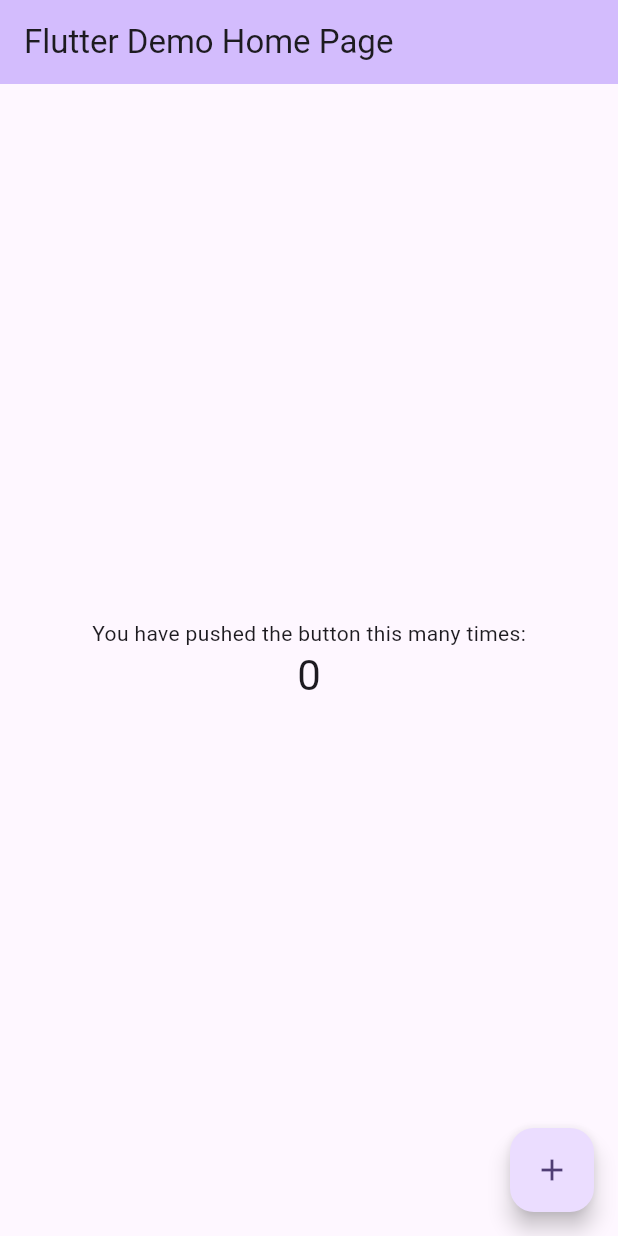
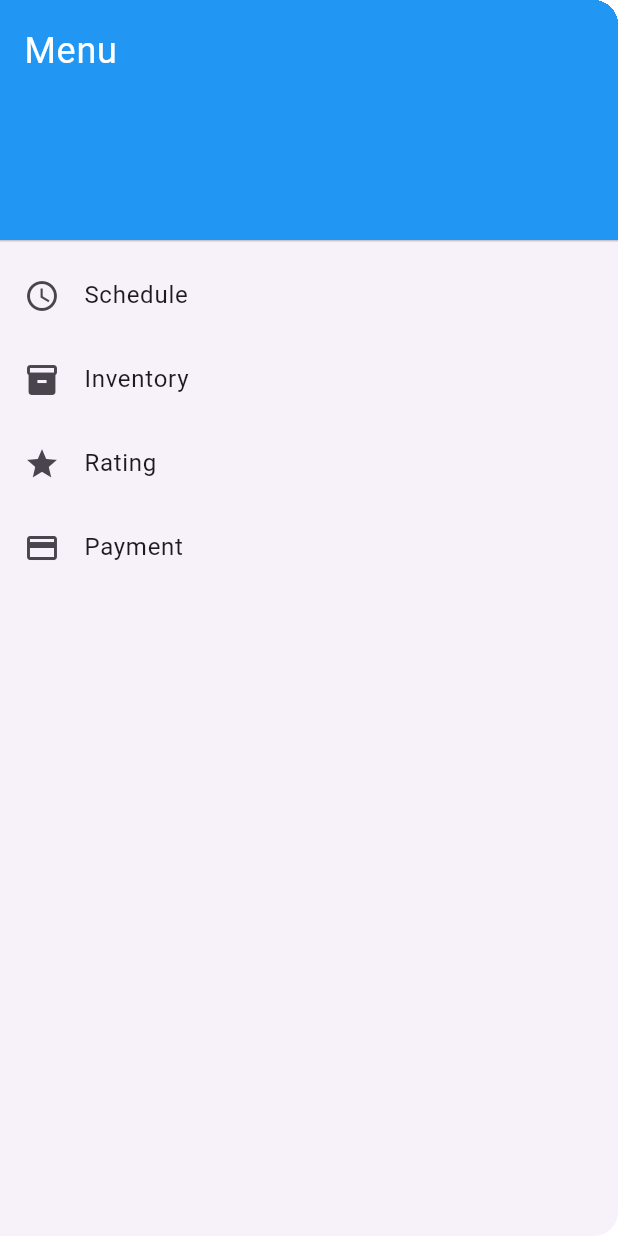
Before and after one commit to imnbtrsya/wms, a Flutter app: the screen it shows after launch, on a phone screen of 412 x 824 dp. Run offline on Flutter 3.47's test engine with Material 3 defaults, Android fonts, the phone set to English and light mode, and no system bars.

Commit message:
foremen list

```diff
--- /dev/null
+++ b/lib/controller/rating_controller.dart
@@ -0,0 +1,12 @@
+import 'package:wms/model/rating_model.dart';
+
+class RatingController {
+  List<Foreman> getForemen() {
+    return [
+      Foreman(name: 'Ahmad bin Ali', rating: 4.2, jobs: 5, image: 'assets/user.jpg', viewed: true),
+      Foreman(name: 'John Doe', rating: 3.5, jobs: 5, image: 'assets/user.jpg', viewed: false),
+      Foreman(name: 'Sarah', rating: 3.5, jobs: 5, image: 'assets/user.jpg', viewed: false),
+      Foreman(name: 'Puteri', rating: 4.6, jobs: 5, image: 'assets/user.jpg', viewed: false),
+    ];
+  }
+}
--- a/lib/main.dart
+++ b/lib/main.dart
@@ -1,4 +1,6 @@
 import 'package:flutter/material.dart';
+import 'widgets/sidebar.dart';
+import 'package:wms/screen/foremen_list.dart';
 
 void main() {
   runApp(const MyApp());
@@ -7,119 +9,15 @@ void main() {
 class MyApp extends StatelessWidget {
   const MyApp({super.key});
 
-  // This widget is the root of your application.
   @override
   Widget build(BuildContext context) {
     return MaterialApp(
-      title: 'Flutter Demo',
-      theme: ThemeData(
-        // This is the theme of your application.
-        //
-        // TRY THIS: Try running your application with "flutter run". You'll see
-        // the application has a purple toolbar. Then, without quitting the app,
-        // try changing the seedColor in the colorScheme below to Colors.green
-        // and then invoke "hot reload" (save your changes or press the "hot
-        // reload" button in a Flutter-supported IDE, or press "r" if you used
-        // the command line to start the app).
-        //
-        // Notice that the counter didn't reset back to zero; the application
-        // state is not lost during the reload. To reset the state, use hot
-        // restart instead.
-        //
-        // This works for code too, not just values: Most code changes can be
-        // tested with just a hot reload.
-        colorScheme: ColorScheme.fromSeed(seedColor: Colors.deepPurple),
-        useMaterial3: true,
-      ),
-      home: const MyHomePage(title: 'Flutter Demo Home Page'),
+      title: 'Rating System',
+      theme: ThemeData(primarySwatch: Colors.blue),
+      home: const AppDrawer(),
+      routes: {
+        '/foremenList': (context) => const RatingFeedbackScreen(),
+      },
     );
   }
 }
-
-class MyHomePage extends StatefulWidget {
-  const MyHomePage({super.key, required this.title});
-
-  // This widget is the home page of your application. It is stateful, meaning
-  // that it has a State object (defined below) that contains fields that affect
-  // how it looks.
-
-  // This class is the configuration for the state. It holds the values (in this
-  // case the title) provided by the parent (in this case the App widget) and
-  // used by the build method of the State. Fields in a Widget subclass are
-  // always marked "final".
-
-  final String title;
-
-  @override
-  State<MyHomePage> createState() => _MyHomePageState();
-}
-
-class _MyHomePageState extends State<MyHomePage> {
-  int _counter = 0;
-
-  void _incrementCounter() {
-    setState(() {
-      // This call to setState tells the Flutter framework that something has
-      // changed in this State, which causes it to rerun the build method below
-      // so that the display can reflect the updated values. If we changed
-      // _counter without calling setState(), then the build method would not be
-      // called again, and so nothing would appear to happen.
-      _counter++;
-    });
-  }
-
-  @override
-  Widget build(BuildContext context) {
-    // This method is rerun every time setState is called, for instance as done
-    // by the _incrementCounter method above.
-    //
-    // The Flutter framework has been optimized to make rerunning build methods
-    // fast, so that you can just rebuild anything that needs updating rather
-    // than having to individually change instances of widgets.
-    return Scaffold(
-      appBar: AppBar(
-        // TRY THIS: Try changing the color here to a specific color (to
-        // Colors.amber, perhaps?) and trigger a hot reload to see the AppBar
-        // change color while the other colors stay the same.
-        backgroundColor: Theme.of(context).colorScheme.inversePrimary,
-        // Here we take the value from the MyHomePage object that was created by
-        // the App.build method, and use it to set our appbar title.
-        title: Text(widget.title),
-      ),
-      body: Center(
-        // Center is a layout widget. It takes a single child and positions it
-        // in the middle of the parent.
-        child: Column(
-          // Column is also a layout widget. It takes a list of children and
-          // arranges them vertically. By default, it sizes itself to fit its
-          // children horizontally, and tries to be as tall as its parent.
-          //
-          // Column has various properties to control how it sizes itself and
-          // how it positions its children. Here we use mainAxisAlignment to
-          // center the children vertically; the main axis here is the vertical
-          // axis because Columns are vertical (the cross axis would be
-          // horizontal).
-          //
-          // TRY THIS: Invoke "debug painting" (choose the "Toggle Debug Paint"
-          // action in the IDE, or press "p" in the console), to see the
-          // wireframe for each widget.
-          mainAxisAlignment: MainAxisAlignment.center,
-          children: <Widget>[
-            const Text(
-              'You have pushed the button this many times:',
-            ),
-            Text(
-              '$_counter',
-              style: Theme.of(context).textTheme.headlineMedium,
-            ),
-          ],
-        ),
-      ),
-      floatingActionButton: FloatingActionButton(
-        onPressed: _incrementCounter,
-        tooltip: 'Increment',
-        child: const Icon(Icons.add),
-      ), // This trailing comma makes auto-formatting nicer for build methods.
-    );
-  }
-}
--- /dev/null
+++ b/lib/services/rating_service.dart
@@ -0,0 +1,6 @@
+// You can use this later for Firebase Firestore or Realtime DB fetch
+
+class RatingService {
+  // Example future method:
+  // Future<List<Foreman>> fetchRatingsFromFirebase() async {}
+}
--- /dev/null
+++ b/lib/widgets/sidebar.dart
@@ -0,0 +1,53 @@
+import 'package:flutter/material.dart';
+
+class AppDrawer extends StatelessWidget {
+  const AppDrawer({super.key});
+
+  @override
+  Widget build(BuildContext context) {
+    return Drawer(
+      child: ListView(
+        padding: EdgeInsets.zero,
+        children: [
+          const DrawerHeader(
+            decoration: BoxDecoration(color: Colors.blue),
+            child: Text(
+              'Menu',
+              style: TextStyle(color: Colors.white, fontSize: 24),
+            ),
+          ),
+          ListTile(
+            leading: const Icon(Icons.schedule),
+            title: const Text('Schedule'),
+            onTap: () {
+              Navigator.pop(context);
+            },
+          ),
+          ListTile(
+            leading: const Icon(Icons.inventory),
+            title: const Text('Inventory'),
+            onTap: () {
+              Navigator.pop(context);
+              Navigator.pushReplacementNamed(context, '/'); // only if needed
+            },
+          ),
+          ListTile(
+            leading: const Icon(Icons.star),
+            title: const Text('Rating'),
+            onTap: () {
+              Navigator.pop(context);
+              Navigator.pushNamed(context, '/foremenList');
+            },
+          ),
+          ListTile(
+            leading: const Icon(Icons.payment),
+            title: const Text('Payment'),
+            onTap: () {
+              Navigator.pop(context);
+            },
+          ),
+        ],
+      ),
+    );
+  }
+}
--- a/pubspec.yaml
+++ b/pubspec.yaml
@@ -61,6 +61,8 @@ flutter:
   # included with your application, so that you can use the icons in
   # the material Icons class.
   uses-material-design: true
+  assets:
+    - assets/
 
   # To add assets to your application, add an assets section, like this:
   # assets:
```
Also changed, not shown: lib/model/rating_model.dart (added, +15 -0 lines), lib/screen/foremen_list.dart (added, +142 -0 lines), assets/user.jpg (added).
